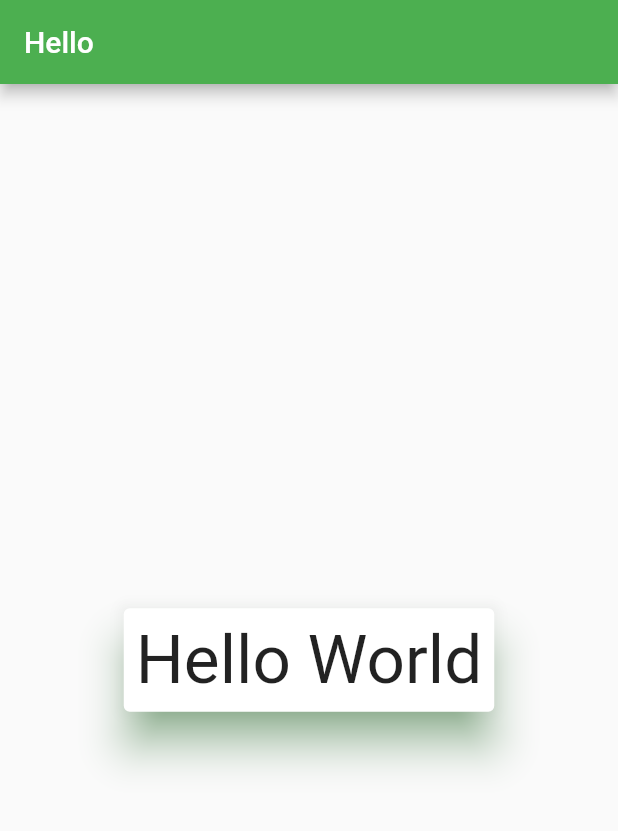
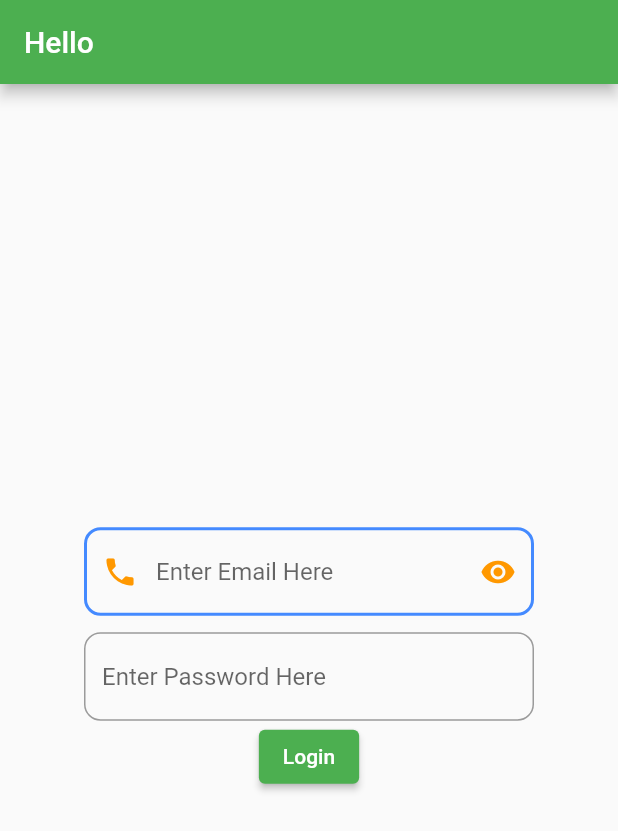
Before and after one commit to sthnischal/Flutter-Basics, a Flutter app: the screen it shows after launch, on a phone screen of 412 x 824 dp. Shown: the top 831 px of the screen. Run offline on Flutter 3.47's test engine with Material 2 defaults, Android fonts, the phone set to English and light mode, and no system bars.

Commit message:
User Input from TextField Widget

```diff
--- a/flutterbasics/lib/main.dart
+++ b/flutterbasics/lib/main.dart
@@ -20,26 +20,80 @@ class FlutterApp extends StatelessWidget {
 }
 
 class DashBoardScreen extends StatelessWidget {
+  var emailText = TextEditingController();
+  var passText = TextEditingController();
+
   @override
   Widget build(BuildContext context) {
-    var arrNames = ['Ram', 'Shyam', 'Hari', 'Gopal', 'Sita', 'Sita'];
-
     return Scaffold(
         appBar: AppBar(
           title: Text('Hello'),
         ),
         body: Center(
-          child: Card(
-            shadowColor: Colors.green,
-            elevation: 12,
-            child: Padding(
-              padding: const EdgeInsets.all(8.0),
-              child: Text(
-                'Hello World',
-                style: TextStyle(fontSize: 45),
-              ),
-            ),
-          ),
-        ));
+            child: Container(
+                width: 300,
+                child: Column(
+                  mainAxisAlignment: MainAxisAlignment.center,
+                  children: [
+                    TextField(
+                      keyboardType: TextInputType.phone,
+                      //enabled: false,
+                      controller: emailText,
+                      decoration: InputDecoration(
+                          hintText: 'Enter Email Here',
+                          focusedBorder: OutlineInputBorder(
+                              borderRadius: BorderRadius.circular(11),
+                              borderSide: BorderSide(
+                                color: Colors.deepOrange,
+                                width: 2,
+                              )),
+                          enabledBorder: OutlineInputBorder(
+                              borderRadius: BorderRadius.circular(11),
+                              borderSide: BorderSide(
+                                  color: Colors.blueAccent, width: 2)),
+                          disabledBorder: OutlineInputBorder(
+                              borderRadius: BorderRadius.circular(11),
+                              borderSide:
+                                  BorderSide(color: Colors.black12, width: 2)),
+                          //suffixText: "Username Exist",
+                          suffixIcon: IconButton(
+                            icon: Icon(
+                              Icons.remove_red_eye,
+                              color: Colors.orange,
+                            ),
+                            onPressed: () {},
+                            // border: OutlineInputBorder(
+                            //     borderRadius: BorderRadius.circular(11),
+                            //     borderSide:
+                            //         BorderSide(color: Colors.deepOrange))
+                          ),
+                          prefixIcon: Icon(
+                            //Icons.email,
+                            Icons.phone,
+                            color: Colors.orange,
+                          )),
+                    ),
+                    Container(height: 11),
+                    TextField(
+                      controller: passText,
+                      obscureText: true, //hidden text
+                      obscuringCharacter: '*',
+                      decoration: InputDecoration(
+                          hintText: 'Enter Password Here',
+                          border: OutlineInputBorder(
+                              borderRadius: BorderRadius.circular(11),
+                              borderSide:
+                                  BorderSide(color: Colors.deepOrange))),
+                    ),
+                    ElevatedButton(
+                        onPressed: () {
+                          String uEmail = emailText.text.toString();
+                          String uPass = passText.text;
+
+                          print('Email : $uEmail, Pass: $uPass');
+                        },
+                        child: Text('Login'))
+                  ],
+                ))));
   }
 }
```
